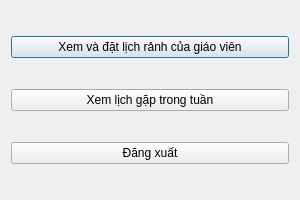
First picture: the form in src/views/studentviews/StudentMenu.ui, repository HuyenTranggg/Meeting_Scheduler_App, before the edit.
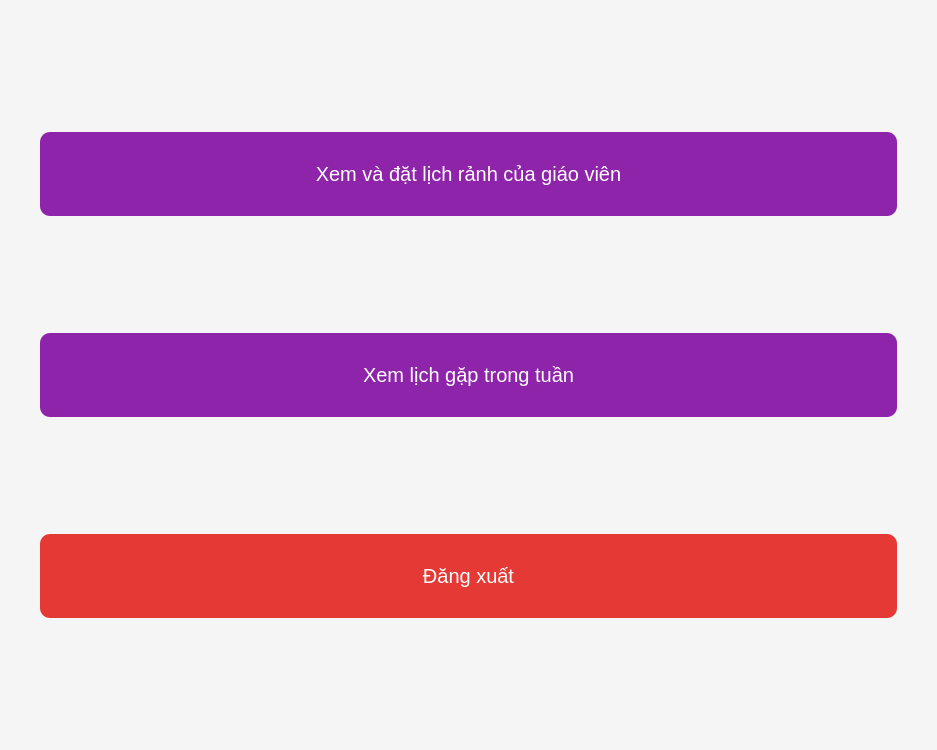
Second picture: the form after the edit.

Commit message: style lai giao dien

```diff
--- a/src/views/studentviews/StudentMenu.ui
+++ b/src/views/studentviews/StudentMenu.ui
@@ -6,14 +6,55 @@
    <rect>
     <x>0</x>
     <y>0</y>
-    <width>300</width>
-    <height>200</height>
+    <width>937</width>
+    <height>750</height>
    </rect>
   </property>
   <property name="windowTitle">
    <string>Student Menu</string>
   </property>
+  <property name="styleSheet">
+   <string notr="true">
+    QDialog {
+        background-color: #f5f5f5;
+        font-family: 'Segoe UI', Arial;
+    }
+    QPushButton {
+        font-size: 15pt;
+        padding: 15px 30px;
+        border-radius: 10px;
+        border: none;
+        color: white;
+        min-height: 54px;
+        background-color: #8e24aa;
+    }
+    QPushButton:hover {
+        background-color: #7b1fa2;
+    }
+    QPushButton#logoutButton {
+        background-color: #e53935;
+    }
+    QPushButton#logoutButton:hover {
+        background-color: #d32f2f;
+    }
+   </string>
+  </property>
   <layout class="QVBoxLayout" name="verticalLayout">
+   <property name="spacing">
+    <number>15</number>
+   </property>
+   <property name="leftMargin">
+    <number>40</number>
+   </property>
+   <property name="rightMargin">
+    <number>40</number>
+   </property>
+   <property name="topMargin">
+    <number>30</number>
+   </property>
+   <property name="bottomMargin">
+    <number>30</number>
+   </property>
    <item>
     <widget class="QPushButton" name="scheduleButton">
      <property name="text">
```
The commit also changes 26 other files.
